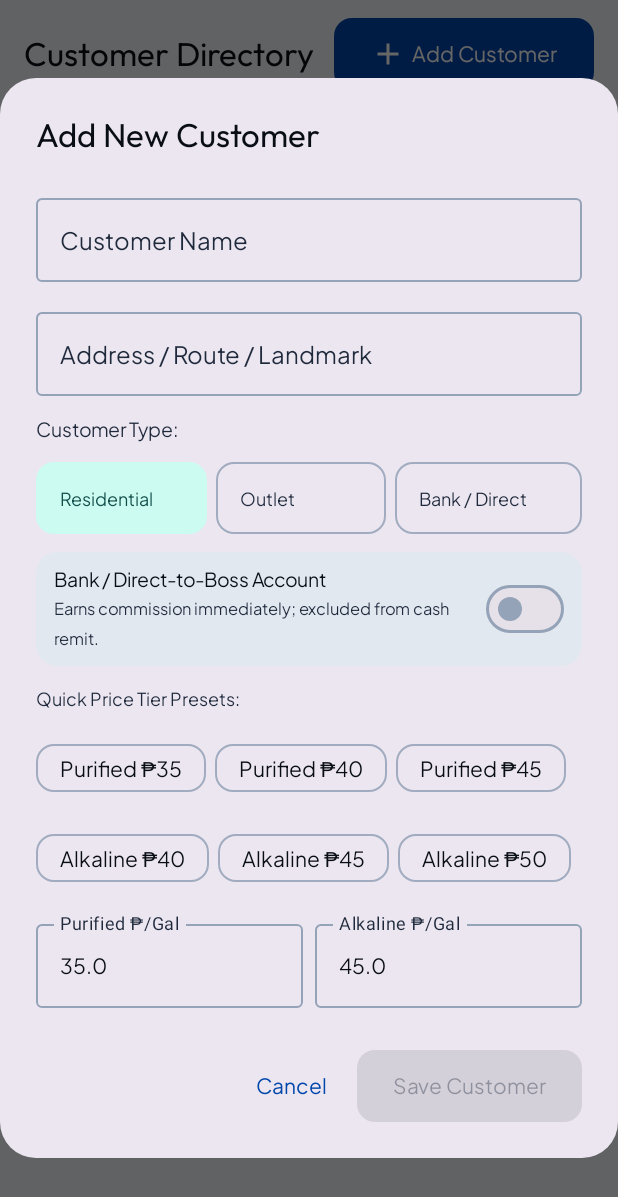
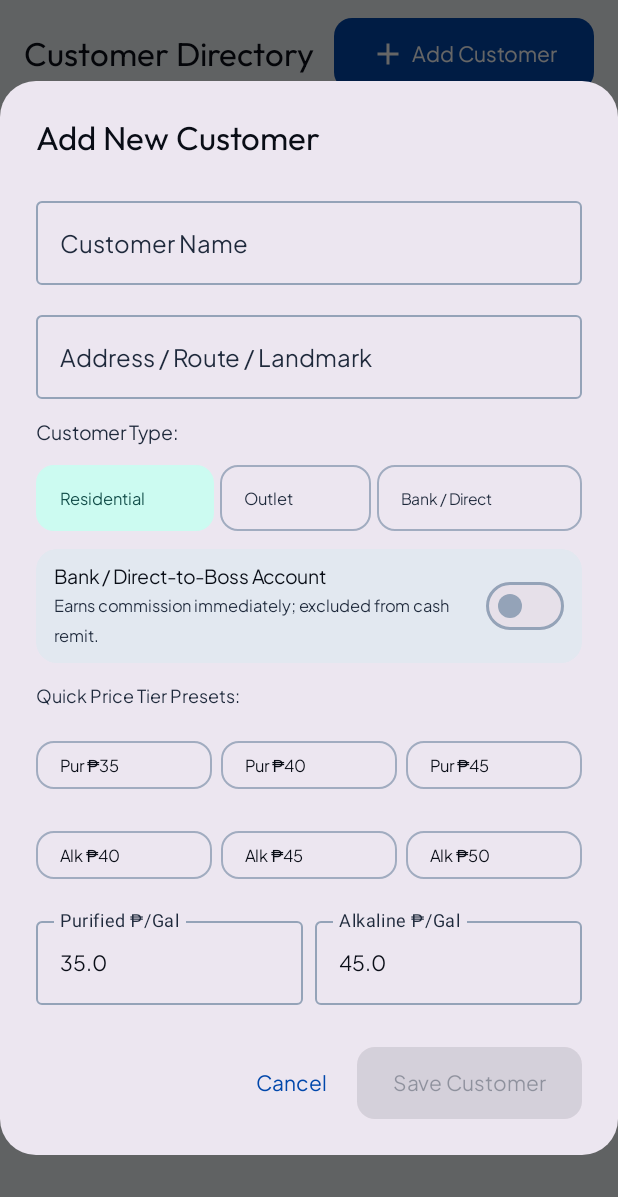
Before and after one commit to melchorandresjr2005-droid/Melvin-water-rider-app, an Android app built with Jetpack Compose: the composable CustomersScreen shown on its own in the app's theme, after a tap on "Add Customer", on a phone screen of 412 x 824 dp. Shown: the top 1197 px of the screen. Run offline under Robolectric (Android 15) with nearby library versions, the phone set to English and light mode, and no system bars.

Commit message:
refactor: adjust AddCustomerDialog UI layout
Reduce chip height and font size to improve layout fit and prevent text truncation.

```diff
--- a/app/src/main/java/com/example/ui/components/AddCustomerDialog.kt
+++ b/app/src/main/java/com/example/ui/components/AddCustomerDialog.kt
@@ -83,7 +83,7 @@ fun AddCustomerDialog(
                 Text("Customer Type:", fontWeight = FontWeight.SemiBold, fontSize = 13.sp)
                 Row(
                     modifier = Modifier.fillMaxWidth(),
-                    horizontalArrangement = Arrangement.spacedBy(6.dp)
+                    horizontalArrangement = Arrangement.spacedBy(4.dp)
                 ) {
                     FilterChip(
                         selected = customerType == "Residential",
@@ -95,8 +95,8 @@ fun AddCustomerDialog(
                                 alkalinePrice = defaultAlkalinePrice.toString()
                             }
                         },
-                        label = { Text("Residential", fontSize = 12.sp) },
-                        modifier = Modifier.weight(1f).height(48.dp)
+                        label = { Text("Residential", fontSize = 11.sp, maxLines = 1, softWrap = false) },
+                        modifier = Modifier.weight(1f).height(44.dp)
                     )
                     FilterChip(
                         selected = customerType == "Outlet",
@@ -108,8 +108,8 @@ fun AddCustomerDialog(
                                 alkalinePrice = "35.0"
                             }
                         },
-                        label = { Text("Outlet", fontSize = 12.sp) },
-                        modifier = Modifier.weight(1f).height(48.dp)
+                        label = { Text("Outlet", fontSize = 11.sp, maxLines = 1, softWrap = false) },
+                        modifier = Modifier.weight(0.85f).height(44.dp)
                     )
                     FilterChip(
                         selected = customerType == "Bank / Direct",
@@ -121,8 +121,8 @@ fun AddCustomerDialog(
                                 alkalinePrice = defaultAlkalinePrice.toString()
                             }
                         },
-                        label = { Text("Bank / Direct", fontSize = 12.sp) },
-                        modifier = Modifier.weight(1.1f).height(48.dp)
+                        label = { Text("Bank / Direct", fontSize = 10.5.sp, maxLines = 1, softWrap = false) },
+                        modifier = Modifier.weight(1.15f).height(44.dp)
                     )
                 }
 
@@ -181,7 +181,8 @@ fun AddCustomerDialog(
                     purifiedTiers.forEach { tier ->
                         AssistChip(
                             onClick = { purifiedPrice = "$tier.0" },
-                            label = { Text("Purified ₱$tier") }
+                            label = { Text("Pur ₱$tier", fontSize = 11.sp, maxLines = 1, softWrap = false) },
+                            modifier = Modifier.weight(1f)
                         )
                     }
                 }
@@ -193,7 +194,8 @@ fun AddCustomerDialog(
                     alkalineTiers.forEach { tier ->
                         AssistChip(
                             onClick = { alkalinePrice = "$tier.0" },
-                            label = { Text("Alkaline ₱$tier") }
+                            label = { Text("Alk ₱$tier", fontSize = 11.sp, maxLines = 1, softWrap = false) },
+                            modifier = Modifier.weight(1f)
                         )
                     }
                 }
```
